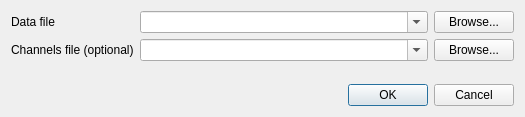
The window that rastools/rasviewer/open_dialog.ui (waveform-computing/rastools) describes before a commit, drawn with Qt 5.
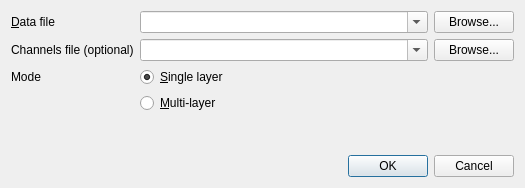
The same window after the commit.

Commit message: Beginning work on #19 (multi-layer image viewing and export)

Diff of the .ui file:
```diff
--- a/rastools/rasviewer/open_dialog.ui
+++ b/rastools/rasviewer/open_dialog.ui
@@ -7,7 +7,7 @@
     <x>0</x>
     <y>0</y>
     <width>525</width>
-    <height>117</height>
+    <height>188</height>
    </rect>
   </property>
   <property name="windowTitle">
@@ -22,7 +22,7 @@
      <item row="0" column="0">
       <widget class="QLabel" name="datafile_label">
        <property name="text">
-        <string>Data file</string>
+        <string>&amp;Data file</string>
        </property>
        <property name="buddy">
         <cstring>data_file_combo</cstring>
@@ -111,6 +111,33 @@
        </item>
       </layout>
      </item>
+     <item row="2" column="0">
+      <widget class="QLabel" name="mode_label">
+       <property name="text">
+        <string>Mode</string>
+       </property>
+       <property name="buddy">
+        <cstring>single_layer_radio</cstring>
+       </property>
+      </widget>
+     </item>
+     <item row="2" column="1">
+      <widget class="QRadioButton" name="single_layer_radio">
+       <property name="text">
+        <string>&amp;Single layer</string>
+       </property>
+       <property name="checked">
+        <bool>true</bool>
+       </property>
+      </widget>
+     </item>
+     <item row="3" column="1">
+      <widget class="QRadioButton" name="multi_layer_radio">
+       <property name="text">
+        <string>&amp;Multi-layer</string>
+       </property>
+      </widget>
+     </item>
     </layout>
    </item>
    <item>
```
Left out of the diff: 2 changed lines with no effect on the pictures. The commit also changes 7 other files.
